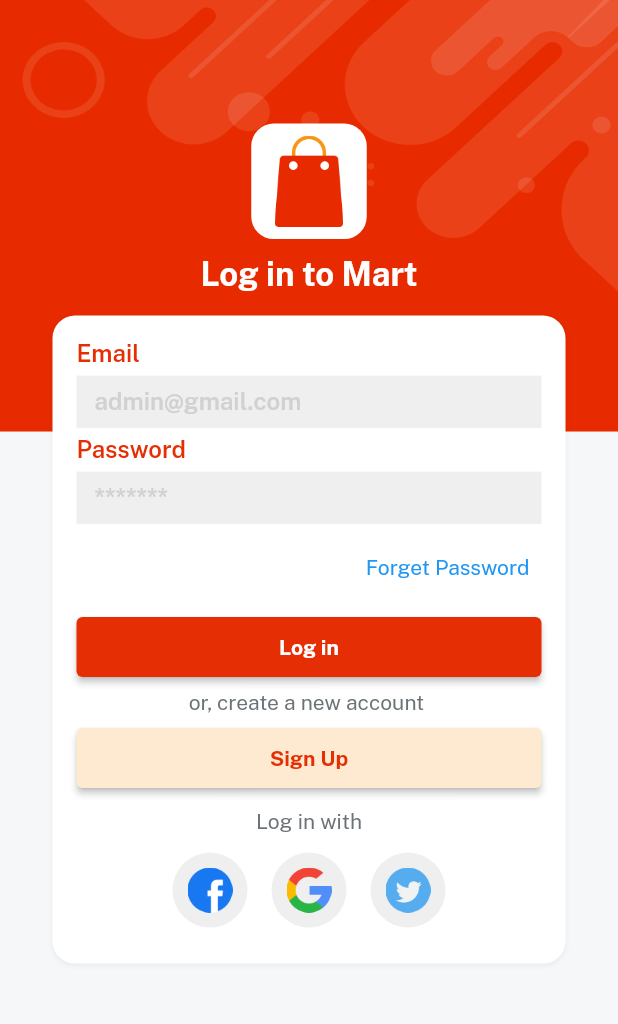
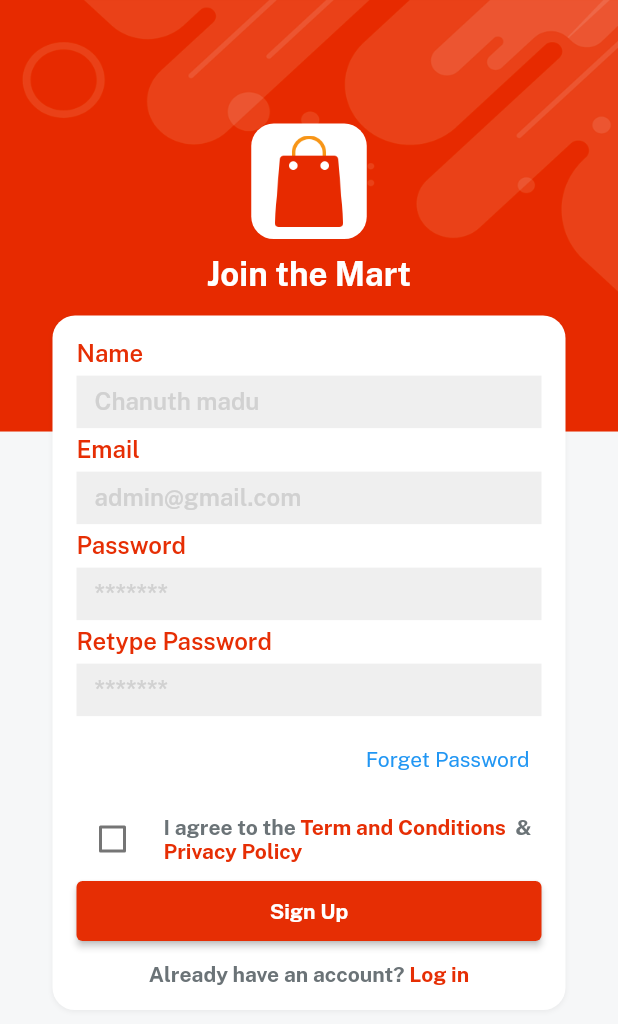
Before and after one commit to Chanuth-silva10/online-books-order-management-mobile-flutter-mobile-application-with-fully-functional-firebase-backe, a Flutter app: the screen it shows after launch, after a tap on "Sign Up", on a phone screen of 412 x 824 dp. Shown: the top 1024 px of the screen. Run offline on Flutter 3.47's test engine with Material 2 defaults, Android fonts, the phone set to English and light mode, and no system bars; our stand-ins replace get, velocity_x.

Commit message:
implement register page

```diff
--- a/lib/consts/strings.dart
+++ b/lib/consts/strings.dart
@@ -1,12 +1,18 @@
 const appname = "Mart";
 const appversion = "Version 1.0.0";
-const credits = "@Baaba Devs";
+const credits = "@Chanuth Madu";
 const email = "Email";
 const emailHint = "admin@gmail.com";
 const password = "Password";
 const passwordHint = "*******";
+const retypePassword = "Retype Password";
+const name = "Name";
+const nameHint = "Chanuth madu";
 const forgetPass = "Forget Password";
 const login = "Log in";
 const signup = "Sign Up";
 const createNewAccount = "or, create a new account ";
-const loginWith = "Log in with";
+const loginWith = "Log in with ";
+const privacyPolicy = "Privacy Policy ";
+const termAndCond = "Term and Conditions ";
+const alreadyHaveAccount = "Already have an account? ";
--- a/lib/views/auth_screen/login_screen.dart
+++ b/lib/views/auth_screen/login_screen.dart
@@ -1,10 +1,10 @@
-import 'package:emart_app/consts/lists.dart';
+import 'package:emart_app/views/auth_screen/signup_screen.dart';
 import 'package:emart_app/widgets_common/applogo_widget.dart';
 import 'package:emart_app/widgets_common/custom_textfield.dart';
 import 'package:emart_app/widgets_common/our_button.dart';
 import 'package:emart_app/consts/consts.dart';
 import 'package:emart_app/widgets_common/bg_widget.dart';
-import 'package:emart_app/widgets_common/bg_widget.dart';
+import 'package:get/get.dart';
 
 class LoginScreen extends StatelessWidget {
   const LoginScreen({super.key});
@@ -43,32 +43,12 @@ class LoginScreen extends StatelessWidget {
                 createNewAccount.text.color(fontGrey).make(),
                 5.heightBox,
                 ourButton(
-                        color: lightGolden,
-                        title: signup,
-                        textColor: redColor,
-                        onPress: () {})
-                    .box
-                    .width(context.screenWidth - 50)
-                    .make(),
-                10.heightBox,
-                loginWith.text.color(fontGrey).make(),
-                5.heightBox,
-                Row(
-                  mainAxisAlignment: MainAxisAlignment.center,
-                  children: List.generate(
-                      3,
-                      (index) => Padding(
-                            padding: const EdgeInsets.all(8.0),
-                            child: CircleAvatar(
-                              backgroundColor: lightGrey,
-                              radius: 25,
-                              child: Image.asset(
-                                socialIconList[index],
-                                width: 30,
-                              ),
-                            ),
-                          )),
-                )
+                    color: lightGolden,
+                    title: signup,
+                    textColor: redColor,
+                    onPress: () {
+                      Get.to(() => const SignupScreen());
+                    }).box.width(context.screenWidth - 50).make(),
               ],
             )
                 .box
--- /dev/null
+++ b/lib/views/auth_screen/signup_screen.dart
@@ -0,0 +1,114 @@
+import 'package:get/get.dart';
+import 'package:get/get_core/src/get_main.dart';
+
+import '../../consts/consts.dart';
+import '../../widgets_common/applogo_widget.dart';
+import '../../widgets_common/bg_widget.dart';
+import '../../widgets_common/custom_textfield.dart';
+import '../../widgets_common/our_button.dart';
+
+class SignupScreen extends StatelessWidget {
+  const SignupScreen({super.key});
+
+  @override
+  Widget build(BuildContext context) {
+    return bgWidget(
+        child: Scaffold(
+      resizeToAvoidBottomInset: false,
+      body: Center(
+        child: Column(
+          children: [
+            (context.screenHeight * 0.1).heightBox,
+            applogoWidget(),
+            10.heightBox,
+            "Join the $appname".text.fontFamily(bold).white.size(22).make(),
+            15.heightBox,
+            Column(
+              children: [
+                customTextField(hint: nameHint, title: name),
+                customTextField(hint: emailHint, title: email),
+                customTextField(hint: passwordHint, title: password),
+                customTextField(hint: passwordHint, title: retypePassword),
+                Align(
+                    alignment: Alignment.centerRight,
+                    child: TextButton(
+                        onPressed: () {}, child: forgetPass.text.make())),
+                5.heightBox,
+                Row(
+                  children: [
+                    Checkbox(
+                        checkColor: redColor,
+                        value: false,
+                        onChanged: (newValue) {}),
+                    10.widthBox,
+                    Expanded(
+                      child: RichText(
+                          text: const TextSpan(children: [
+                        TextSpan(
+                            text: "I agree to the ",
+                            style: TextStyle(
+                              fontFamily: bold,
+                              color: fontGrey,
+                            )),
+                        TextSpan(
+                            text: termAndCond,
+                            style: TextStyle(
+                              fontFamily: bold,
+                              color: redColor,
+                            )),
+                        TextSpan(
+                            text: " & ",
+                            style: TextStyle(
+                              fontFamily: bold,
+                              color: fontGrey,
+                            )),
+                        TextSpan(
+                            text: privacyPolicy,
+                            style: TextStyle(
+                              fontFamily: bold,
+                              color: redColor,
+                            )),
+                      ])),
+                    )
+                  ],
+                ),
+                ourButton(
+                        color: redColor,
+                        title: signup,
+                        textColor: whiteColor,
+                        onPress: () {})
+                    .box
+                    .width(context.screenWidth - 50)
+                    .make(),
+                10.heightBox,
+                RichText(
+                  text: const TextSpan(
+                    children: [
+                      TextSpan(
+                        text: alreadyHaveAccount,
+                        style: TextStyle(fontFamily: bold, color: fontGrey),
+                      ),
+                      TextSpan(
+                        text: login,
+                        style: TextStyle(fontFamily: bold, color: redColor),
+                      )
+                    ],
+                  ),
+                ).onTap(() {
+                  Get.back();
+                }),
+              ],
+            )
+                .box
+                .white
+                .rounded
+                .padding(const EdgeInsets.all(16))
+                .width(context.screenWidth - 70)
+                .shadowSm
+                .make()
+          ],
+        ),
+      ),
+    ));
+  }
+}
--- a/lib/widgets_common/custom_textfield.dart
+++ b/lib/widgets_common/custom_textfield.dart
@@ -8,7 +8,7 @@ Widget customTextField({String? title, String? hint, controller}) {
       5.heightBox,
       TextFormField(
         decoration: InputDecoration(
-            hintStyle: TextStyle(
+            hintStyle: const TextStyle(
               fontFamily: semibold,
               color: textfieldGrey,
             ),
@@ -17,8 +17,8 @@ Widget customTextField({String? title, String? hint, controller}) {
             fillColor: lightGrey,
             filled: true,
             border: InputBorder.none,
-            focusedBorder:
-                OutlineInputBorder(borderSide: BorderSide(color: redColor))),
+            focusedBorder: const OutlineInputBorder(
+                borderSide: BorderSide(color: redColor))),
       ),
       5.heightBox
     ],
--- a/lib/widgets_common/our_button.dart
+++ b/lib/widgets_common/our_button.dart
@@ -3,10 +3,8 @@ import '/consts/consts.dart';
 Widget ourButton({onPress, color, textColor, String? title}) {
   return ElevatedButton(
     style: ElevatedButton.styleFrom(
-        primary: color, padding: const EdgeInsets.all(12)),
-    onPressed: () {
-      onPress;
-    },
+        backgroundColor: color, padding: const EdgeInsets.all(12)),
+    onPressed: onPress,
     child: title!.text.color(textColor).fontFamily(bold).make(),
   );
 }
```
